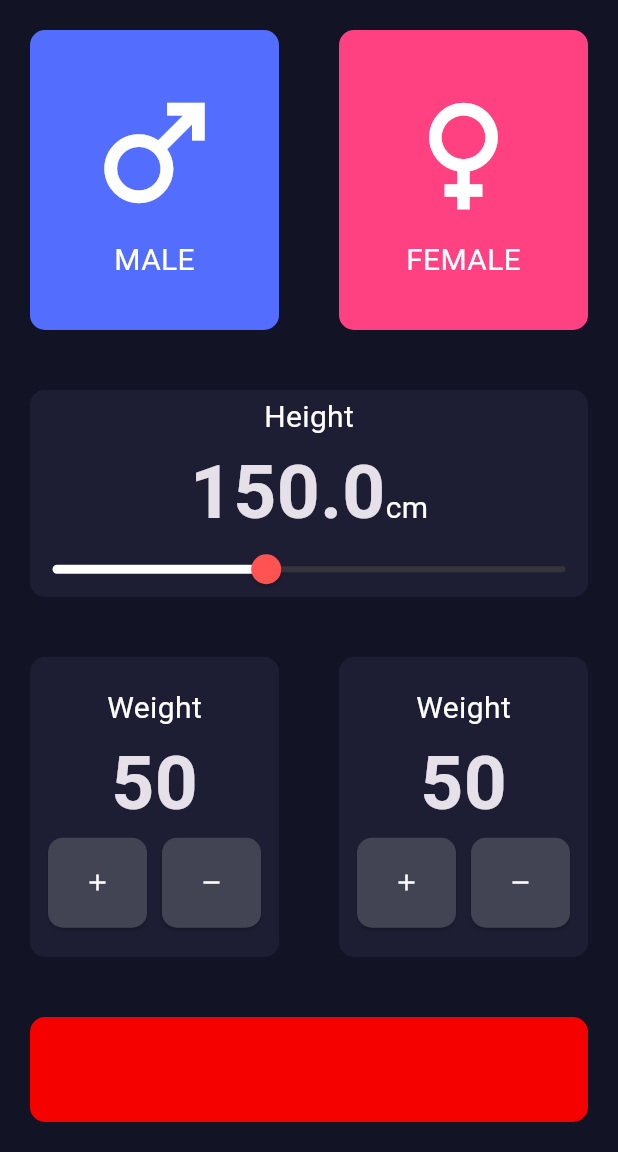
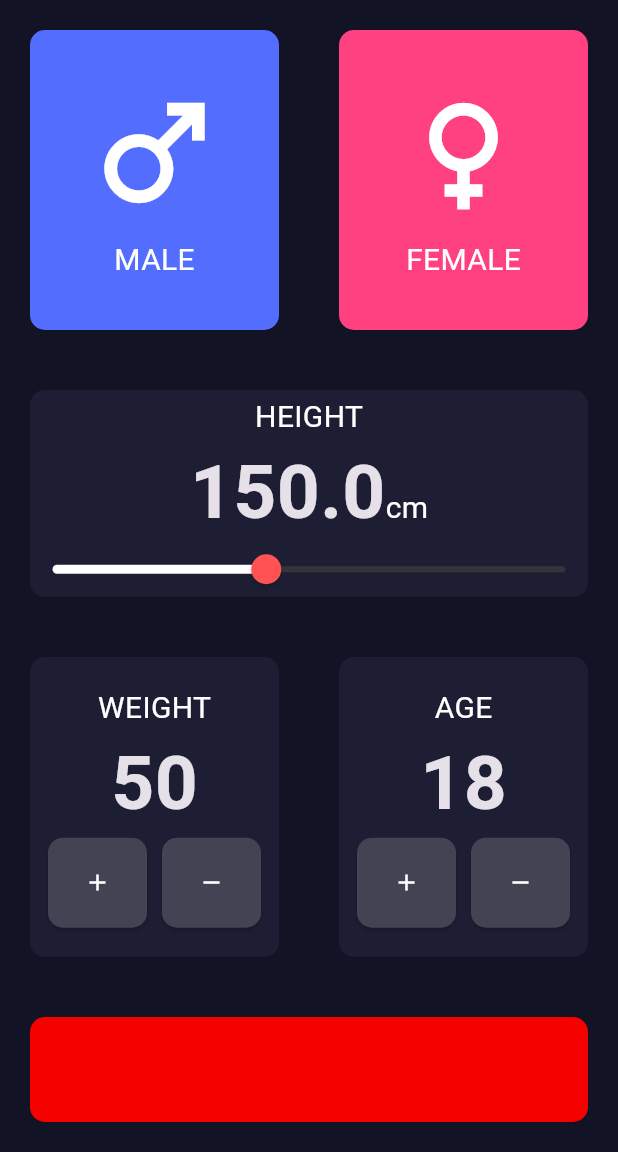
Before and after one commit to MNJTdhr/BMI_calculator, a Flutter app: the screen it shows after launch, on a phone screen of 412 x 824 dp, the part 84-1236 px from its top. Run offline on Flutter 3.47's test engine with Material 3 defaults, Android fonts, the phone set to English and light mode, and no system bars.

Commit message:
added age

```diff
--- a/lib/assets/constants.dart
+++ b/lib/assets/constants.dart
@@ -11,7 +11,7 @@ const double kMaxHeight = 220;
 const double kDefaultHeight = 150;
 const double kMinHeight = 100;
 const int kDefaultweight=50;
-const int kDefaultage=50;
+const int kDefaultage=18;
 
 const kLabelTextStyle = TextStyle(
   fontSize: 20,
--- a/lib/screens/input_page.dart
+++ b/lib/screens/input_page.dart
@@ -95,7 +95,7 @@ class _InputPageState extends State<InputPage> {
                     mainAxisAlignment: MainAxisAlignment.center,
                     children: [
                       Text(
-                        "Height",
+                        "HEIGHT",
                         style: kLabelTextStyle,
                       ),
                       Row(
@@ -148,7 +148,7 @@ class _InputPageState extends State<InputPage> {
                         mainAxisAlignment: MainAxisAlignment.center,
                         children: [
                           Text(
-                            "Weight",
+                            "WEIGHT",
                             style: kLabelTextStyle,
                           ),
                           Text(
@@ -189,11 +189,11 @@ class _InputPageState extends State<InputPage> {
                         mainAxisAlignment: MainAxisAlignment.center,
                         children: [
                           Text(
-                            "Weight",
+                            "AGE",
                             style: kLabelTextStyle,
                           ),
                           Text(
-                            weight.toString(),
+                            age.toString(),
                             style: kNumberTextStyle,
                           ),
                           Row(
@@ -203,7 +203,7 @@ class _InputPageState extends State<InputPage> {
                                 incomingIcon: Icons.add,
                                 onPress: () {
                                   setState(() {
-                                    weight++;
+                                    age++;
                                   });
                                 },
                               ),
@@ -212,7 +212,7 @@ class _InputPageState extends State<InputPage> {
                                 incomingIcon: Icons.remove,
                                 onPress: () {
                                   setState(() {
-                                    weight--;
+                                    age--;
                                   });
                                 },
                               ),
```
